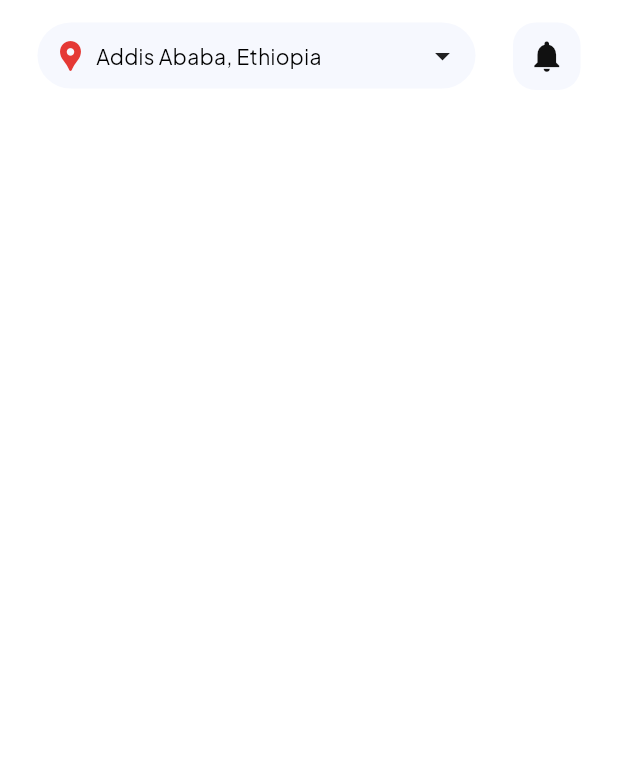
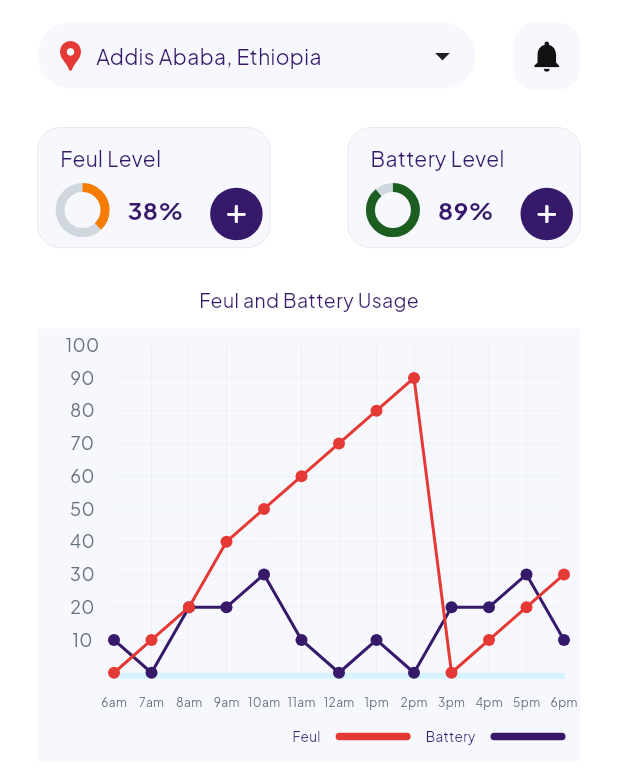
Before and after one commit to Ebenezerkifle/infor_car, a Flutter app: the screen it shows after launch, on a phone screen of 412 x 824 dp. Shown: the top 784 px of the screen. Run offline on Flutter 3.47's test engine with Material 3 defaults, Android fonts, the phone set to English and light mode, and no system bars; drawn by our look-alikes of fl_chart; our stand-ins replace cached_network_image, flutter_svg, font_awesome_flutter, loading_animation_widget, stacked, stacked_services and 1 more.

Commit message:
🪀 Chart has been added

```diff
--- /dev/null
+++ b/lib/models/feul_model.dart
@@ -0,0 +1,6 @@
+class FeulModel {
+  DateTime? createdAt;
+  double? value;
+
+  FeulModel({this.createdAt, this.value});
+}
--- a/lib/ui/common/app_text_style.dart
+++ b/lib/ui/common/app_text_style.dart
@@ -1,31 +1,37 @@
 import 'package:flutter/material.dart';
+import 'package:infor_car/ui/common/app_colors.dart';
 
 const ultraLight = TextStyle(
   fontFamily: 'PlusJakartaSans',
   fontWeight: FontWeight.w100,
+  color: primaryDarkColor,
   fontSize: 12,
 );
 
 const light = TextStyle(
   fontFamily: 'PlusJakartaSans',
   fontWeight: FontWeight.w200,
+  color: primaryDarkColor,
   fontSize: 13,
 );
 
 const regular = TextStyle(
   fontFamily: 'PlusJakartaSans',
   fontWeight: FontWeight.w400,
+  color: primaryDarkColor,
   fontSize: 14,
 );
 
 const bold = TextStyle(
   fontFamily: 'PlusJakartaSans',
+  color: primaryDarkColor,
   fontWeight: FontWeight.w600,
   fontSize: 15,
 );
 
 const extraBold = TextStyle(
   fontFamily: 'PlusJakartaSans',
+  color: primaryDarkColor,
   fontWeight: FontWeight.w900,
   fontSize: 16,
 );
--- a/lib/ui/views/home/home_view.dart
+++ b/lib/ui/views/home/home_view.dart
@@ -1,6 +1,14 @@
 import 'package:flutter/material.dart';
+import 'package:font_awesome_flutter/font_awesome_flutter.dart';
+import 'package:infor_car/ui/common/app_colors.dart';
+import 'package:infor_car/ui/common/app_text_style.dart';
 import 'package:infor_car/ui/common/ui_helpers.dart';
 import 'package:infor_car/ui/views/home/widget/top_widget.dart';
+import 'package:infor_car/ui/views/widgets/chart_builder/chart_builder_view.dart';
+import 'package:infor_car/ui/views/widgets/custom_circular_progress.dart';
+import 'package:infor_car/ui/views/widgets/custom_container.dart';
+import 'package:infor_car/ui/views/widgets/icon_decore_widget.dart';
+import 'package:infor_car/ui/views/widgets/promotion_widget.dart';
 import 'package:stacked/stacked.dart';
 
 import 'home_viewmodel.dart';
@@ -14,15 +22,58 @@ class HomeView extends StackedView<HomeViewModel> {
     HomeViewModel viewModel,
     Widget? child,
   ) {
-    return const Scaffold(
+    return Scaffold(
         body: SafeArea(
             child: Padding(
-                padding: EdgeInsets.symmetric(horizontal: mediumSize),
+                padding: const EdgeInsets.symmetric(horizontal: mediumSize),
                 child: Column(children: [
                   verticalSpaceMiddle,
-                  TopWidget(),
-                  verticalSpaceMiddle
+                  const TopWidget(),
+                  verticalSpaceMedium,
+                  const PromotionWidget(),
+                  Row(
+                      mainAxisAlignment: MainAxisAlignment.spaceBetween,
+                      children: [
+                        smallDetailsBuilder('Feul Level',
+                            const CustomCircularProgress(value: 38)),
+                        smallDetailsBuilder('Battery Level',
+                            const CustomCircularProgress(value: 89))
+                      ]),
+                  verticalSpaceMedium,
+                  const Text('Feul and Battery Usage', style: light),
+                  verticalSpaceSmall,
+                  const ChartBuilderView(),
                 ]))));
+  }
+
+  Widget smallDetailsBuilder(String title, Widget detail) {
+    return Stack(
+      alignment: Alignment.bottomRight,
+      children: [
+        CustomContainer(
+            padding: const EdgeInsets.symmetric(
+                vertical: smallSize, horizontal: middleSize),
+            color: secondaryColor,
+            child:
+                Column(crossAxisAlignment: CrossAxisAlignment.start, children: [
+              Text(title, style: regular.copyWith(color: primaryDarkColor)),
+              verticalSpaceSmall,
+              detail
+            ])),
+        Positioned(
+          bottom: tinySize,
+          right: tinySize,
+          child: IconDecoreWidget(
+            icon: FontAwesomeIcons.plus,
+            onTap: () {},
+            forgroundColor: whiteColor,
+            backgroundColor: primaryDarkColor,
+            iconSize: middleSize,
+            circle: true,
+          ),
+        )
+      ],
+    );
   }
 
   @override
--- /dev/null
+++ b/lib/ui/views/widgets/chart_builder/chart_builder_view.dart
@@ -0,0 +1,54 @@
+import 'package:fl_chart/fl_chart.dart';
+import 'package:flutter/material.dart';
+import 'package:infor_car/ui/common/app_colors.dart';
+import 'package:infor_car/ui/common/app_text_style.dart';
+import 'package:infor_car/ui/common/ui_helpers.dart';
+import 'package:stacked/stacked.dart';
+
+import 'package:infor_car/ui/views/widgets/chart_builder/chart_builder_viewmodel.dart';
+
+class ChartBuilderView extends StackedView<ChartBuilderViewModel> {
+  const ChartBuilderView({super.key});
+
+  _widget(String title, Color color) {
+    return Row(
+      crossAxisAlignment: CrossAxisAlignment.center,
+      children: [
+        Text(title, style: ultraLight.copyWith(fontSize: 9)),
+        horizontalSpaceSmall,
+        Container(
+          width: 50,
+          height: tinySize,
+          decoration: BoxDecoration(
+              color: color,
+              borderRadius: const BorderRadius.all(
+                Radius.circular(tinySize),
+              )),
+        ),
+      ],
+    );
+  }
+
+  @override
+  Widget builder(
+      BuildContext context, ChartBuilderViewModel viewModel, Widget? child) {
+    return Container(
+      height: screenHeight(context) * .35,
+      color: secondaryColor,
+      padding: const EdgeInsets.symmetric(
+          vertical: smallSize, horizontal: smallSize),
+      child: Column(children: [
+        Expanded(child: LineChart(viewModel.lineChartData)),
+        Row(mainAxisAlignment: MainAxisAlignment.end, children: [
+          _widget('Feul', errorColor),
+          horizontalSpaceSmall,
+          _widget('Battery', primaryDarkColor)
+        ])
+      ]),
+    );
+  }
+
+  @override
+  ChartBuilderViewModel viewModelBuilder(BuildContext context) =>
+      ChartBuilderViewModel();
+}
--- /dev/null
+++ b/lib/ui/views/widgets/chart_builder/chart_builder_viewmodel.dart
@@ -0,0 +1,169 @@
+import 'package:fl_chart/fl_chart.dart';
+import 'package:flutter/material.dart';
+import 'package:infor_car/ui/common/app_colors.dart';
+import 'package:infor_car/ui/common/app_text_style.dart';
+import 'package:stacked/stacked.dart';
+
+class ChartBuilderViewModel extends BaseViewModel {
+  LineTouchData lineTouchData() =>
+      const LineTouchData(handleBuiltInTouches: true);
+
+  FlGridData gridData() => FlGridData(
+        show: true,
+        drawVerticalLine: true,
+        horizontalInterval: 1,
+        verticalInterval: 1,
+        getDrawingHorizontalLine: (double _) =>
+            const FlLine(color: lineColor, strokeWidth: .3),
+        getDrawingVerticalLine: (double _) =>
+            const FlLine(color: lineColor, strokeWidth: .3),
+      );
+
+  FlTitlesData titlesData() => FlTitlesData(
+        bottomTitles: AxisTitles(sideTitles: bottomTitles()),
+        rightTitles:
+            const AxisTitles(sideTitles: SideTitles(showTitles: false)),
+        topTitles: const AxisTitles(sideTitles: SideTitles(showTitles: false)),
+        leftTitles: AxisTitles(sideTitles: leftTitles()),
+      );
+
+  SideTitles bottomTitles() => SideTitles(
+        getTitlesWidget: bottomTitleWidgets,
+        interval: 1,
+        reservedSize: 32,
+        showTitles: true,
+      );
+
+  SideTitleWidget bottomTitleWidgets(double value, TitleMeta meta) {
+    String text = switch (value.toInt()) {
+      0 => '6am',
+      1 => '7am',
+      2 => '8am',
+      3 => '9am',
+      4 => '10am',
+      5 => '11am',
+      6 => '12am',
+      7 => '1pm',
+      8 => '2pm',
+      9 => '3pm',
+      10 => '4pm',
+      11 => '5pm',
+      12 => '6pm',
+      _ => '',
+    };
+
+    return SideTitleWidget(
+      axisSide: meta.axisSide,
+      space: 10,
+      child: Text(text,
+          style: ultraLight.copyWith(color: grey80Color, fontSize: 8)),
+    );
+  }
+
+  SideTitles leftTitles() => SideTitles(
+        getTitlesWidget: leftTitleWidgets,
+        interval: 1,
+        reservedSize: 40,
+        showTitles: true,
+      );
+
+  Text leftTitleWidgets(double value, TitleMeta meta) {
+    String text = switch (value.toInt()) {
+      1 => '10',
+      2 => '20',
+      3 => '30',
+      4 => '40',
+      5 => '50',
+      6 => '60',
+      7 => '70',
+      8 => '80',
+      9 => '90',
+      10 => '100',
+      _ => '',
+    };
+
+    return Text(text,
+        textAlign: TextAlign.center,
+        style: ultraLight.copyWith(color: grey80Color));
+  }
+
+  FlBorderData borderData() => FlBorderData(
+        show: true,
+        border: Border(
+          bottom: BorderSide(
+            color: const Color(0xFF50E4FF).withOpacity(0.2),
+            width: 4,
+          ),
+          left: const BorderSide(color: Colors.transparent),
+          right: const BorderSide(color: Colors.transparent),
+          top: const BorderSide(color: Colors.transparent),
+        ),
+      );
+
+  List<LineChartBarData> lineBarsData() => [
+        lineChartBarDataCurrentWeek(),
+        lineChartBarDataPreviousWeek(),
+      ];
+
+  LineChartBarData lineChartBarDataCurrentWeek() => LineChartBarData(
+        isCurved: true,
+        curveSmoothness: 0,
+        color: primaryDarkColor,
+        barWidth: 2,
+        isStrokeCapRound: true,
+        dotData: const FlDotData(show: true),
+        belowBarData: BarAreaData(show: false),
+        spots: const [
+          FlSpot(0, 1),
+          FlSpot(1, 0),
+          FlSpot(2, 2),
+          FlSpot(3, 2),
+          FlSpot(4, 3),
+          FlSpot(5, 1),
+          FlSpot(6, 0),
+          FlSpot(7, 1),
+          FlSpot(8, 0),
+          FlSpot(9, 2),
+          FlSpot(10, 2),
+          FlSpot(11, 3),
+          FlSpot(12, 1),
+        ],
+      );
+
+  LineChartBarData lineChartBarDataPreviousWeek() => LineChartBarData(
+        isCurved: true,
+        curveSmoothness: 0,
+        color: errorColor,
+        barWidth: 2,
+        isStrokeCapRound: true,
+        dotData: const FlDotData(show: true),
+        belowBarData: BarAreaData(show: false),
+        spots: const [
+          FlSpot(0, 0),
+          FlSpot(1, 1),
+          FlSpot(2, 2),
+          FlSpot(3, 4),
+          FlSpot(4, 5),
+          FlSpot(5, 6),
+          FlSpot(6, 7),
+          FlSpot(7, 8),
+          FlSpot(8, 9),
+          FlSpot(9, 0),
+          FlSpot(10, 1),
+          FlSpot(11, 2),
+          FlSpot(12, 3),
+        ],
+      );
+
+  LineChartData get lineChartData => LineChartData(
+        lineTouchData: lineTouchData(),
+        gridData: gridData(),
+        titlesData: titlesData(),
+        borderData: borderData(),
+        lineBarsData: lineBarsData(),
+        minX: 0,
+        maxX: 12,
+        minY: 0,
+        maxY: 10,
+      );
+}
--- /dev/null
+++ b/lib/ui/views/widgets/custom_circular_progress.dart
@@ -0,0 +1,74 @@
+import 'package:flutter/material.dart';
+import 'package:font_awesome_flutter/font_awesome_flutter.dart';
+import 'package:infor_car/ui/common/app_colors.dart';
+
+import '../../common/app_text_style.dart';
+import '../../common/ui_helpers.dart';
+
+class CustomCircularProgress extends StatelessWidget {
+  const CustomCircularProgress({
+    super.key,
+    this.value = 0,
+    this.size,
+    this.stroke,
+    this.textStyle,
+  });
+  final double? value;
+  final double? size;
+  final double? stroke;
+  final TextStyle? textStyle;
+
+  Color colorProvider(double value) {
+    if (value > .8) {
+      return Colors.green[900] ?? Colors.green;
+    } else if (value > .65) {
+      return Colors.yellow[700] ?? Colors.yellow;
+    } else if (value > .35) {
+      return Colors.orange[700] ?? Colors.orange;
+    }
+    return Colors.red[700] ?? Colors.red;
+  }
+
+  @override
+  Widget build(BuildContext context) {
+    return TweenAnimationBuilder(
+        tween: Tween<double>(begin: 0, end: value),
+        duration: const Duration(milliseconds: 500),
+        curve: Curves.linear,
+        builder: (context, v, child) {
+          double vv = v / 100;
+          return Row(children: [
+            SizedBox(
+              height: size ?? 30,
+              width: size ?? 30,
+              child: Stack(
+                alignment: Alignment.center,
+                children: [
+                  CircularProgressIndicator(
+                    value: vv,
+                    backgroundColor: grey40Color,
+                    color: colorProvider(vv),
+                    strokeWidth: stroke ?? 6,
+                  ),
+                  if (vv == 1.0)
+                    Icon(
+                      FontAwesomeIcons.check,
+                      size: (size ?? 30) * .5,
+                      color: colorProvider(vv),
+                    )
+                ],
+              ),
+            ),
+            horizontalSpaceMiddle,
+            SizedBox(
+                width: 80,
+                child: Text('${v.toStringAsFixed(0)}%',
+                    style: textStyle ??
+                        bold.copyWith(
+                            fontSize: 16,
+                            fontWeight: FontWeight.bold,
+                            color: primaryDarkColor)))
+          ]);
+        });
+  }
+}
--- /dev/null
+++ b/lib/ui/views/widgets/custom_container.dart
@@ -0,0 +1,43 @@
+import 'package:flutter/material.dart';
+
+import '../../common/app_colors.dart';
+import '../../common/ui_helpers.dart';
+
+class CustomContainer extends StatelessWidget {
+  const CustomContainer({
+    super.key,
+    this.child,
+    this.padding,
+    this.onTap,
+    this.width,
+    this.color,
+    this.storkSize,
+    this.duration,
+  });
+  final Widget? child;
+  final EdgeInsetsGeometry? padding;
+  final VoidCallback? onTap;
+  final double? width;
+  final Color? color;
+  final double? storkSize;
+  final Duration? duration;
+
+  @override
+  Widget build(BuildContext context) {
+    return InkWell(
+        onTap: onTap,
+        highlightColor: secondaryColor,
+        borderRadius: BorderRadius.circular(middleSize),
+        child: AnimatedContainer(
+            curve: Easing.emphasizedAccelerate,
+            duration: duration ?? const Duration(seconds: 1),
+            width: width,
+            padding: padding ?? const EdgeInsets.all(smallSize),
+            decoration: BoxDecoration(
+              color: color ?? whiteColor.withOpacity(.3),
+              borderRadius: BorderRadius.circular(middleSize),
+              border: Border.all(width: storkSize ?? .05),
+            ),
+            child: child));
+  }
+}
--- a/pubspec.yaml
+++ b/pubspec.yaml
@@ -8,6 +8,7 @@ environment:
 
 dependencies:
   cached_network_image: ^3.4.1
+  fl_chart: ^0.68.0
   flutter:
     sdk: flutter
   flutter_svg: ^2.0.17
```
Also changed, not shown: pubspec.lock, 3 other files.
